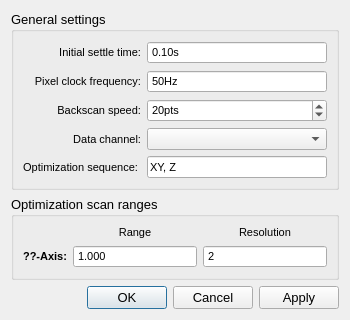
This is qudi/gui/scanning/ui_optimizer_settings.ui in Ulm-IQO/qudi as Qt 5 draws it before an edit. The edited form follows.
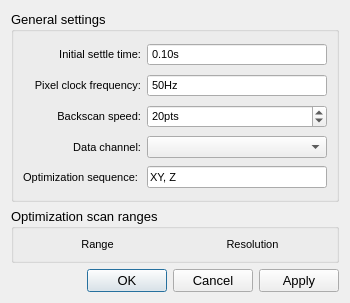
This is the edited form. Custom widgets are drawn as their Qt base class.

What changed in the file:
```diff
--- a/qudi/gui/scanning/ui_optimizer_settings.ui
+++ b/qudi/gui/scanning/ui_optimizer_settings.ui
@@ -252,102 +252,7 @@
       <string>Optimization scan ranges</string>
      </property>
      <layout class="QGridLayout" name="scan_ranges_gridLayout">
-      <item row="1" column="2">
-       <widget class="QSpinBox" name="axis_0_optimizer_resolution_spinBox">
-        <property name="sizePolicy">
-         <sizepolicy hsizetype="Expanding" vsizetype="Fixed">
-          <horstretch>0</horstretch>
-          <verstretch>0</verstretch>
-         </sizepolicy>
-        </property>
-        <property name="minimumSize">
-         <size>
-          <width>70</width>
-          <height>0</height>
-         </size>
-        </property>
-        <property name="font">
-         <font>
-          <pointsize>8</pointsize>
-         </font>
-        </property>
-        <property name="alignment">
-         <set>Qt::AlignLeading|Qt::AlignLeft|Qt::AlignVCenter</set>
-        </property>
-        <property name="buttonSymbols">
-         <enum>QAbstractSpinBox::NoButtons</enum>
-        </property>
-        <property name="minimum">
-         <number>2</number>
-        </property>
-        <property name="maximum">
-         <number>999999999</number>
-        </property>
-       </widget>
-      </item>
-      <item row="1" column="0">
-       <widget class="QLabel" name="axis_0_label">
-        <property name="font">
-         <font>
-          <pointsize>8</pointsize>
-          <weight>75</weight>
-          <bold>true</bold>
-         </font>
-        </property>
-        <property name="text">
-         <string>??-Axis:</string>
-        </property>
-        <property name="alignment">
-         <set>Qt::AlignRight|Qt::AlignTrailing|Qt::AlignVCenter</set>
-        </property>
-       </widget>
-      </item>
-      <item row="1" column="1">
-       <widget class="ScienDSpinBox" name="axis_0_optimizer_range_scienDSpinBox">
-        <property name="sizePolicy">
-         <sizepolicy hsizetype="Expanding" vsizetype="Fixed">
-          <horstretch>0</horstretch>
-          <verstretch>0</verstretch>
-         </sizepolicy>
-        </property>
-        <property name="minimumSize">
-         <size>
-          <width>70</width>
-          <height>0</height>
-         </size>
-        </property>
-        <property name="font">
-         <font>
-          <pointsize>8</pointsize>
-         </font>
-        </property>
-        <property name="toolTip">
-         <string>&lt;html&gt;&lt;head/&gt;&lt;body&gt;&lt;p&gt;&lt;span style=&quot; font-size:10pt;&quot;&gt;Scan range of the optimizer in the xy area.&lt;/span&gt;&lt;/p&gt;&lt;/body&gt;&lt;/html&gt;</string>
-        </property>
-        <property name="buttonSymbols">
-         <enum>QAbstractSpinBox::NoButtons</enum>
-        </property>
-        <property name="specialValueText">
-         <string/>
-        </property>
-        <property name="suffix">
-         <string/>
-        </property>
-        <property name="decimals">
-         <number>3</number>
-        </property>
-        <property name="maximum">
-         <double>100000000000000004384584304507619735463404765184.000000000000000</double>
-        </property>
-        <property name="singleStep">
-         <double>0.000001000000000</double>
-        </property>
-        <property name="value">
-         <double>1.000000000000000</double>
-        </property>
-       </widget>
-      </item>
-      <item row="0" column="1">
+      <item row="0" column="0">
        <widget class="QLabel" name="label_2">
         <property name="sizePolicy">
          <sizepolicy hsizetype="Expanding" vsizetype="Preferred">
@@ -368,7 +273,7 @@
         </property>
        </widget>
       </item>
-      <item row="0" column="2">
+      <item row="0" column="1">
        <widget class="QLabel" name="label_3">
         <property name="sizePolicy">
          <sizepolicy hsizetype="Expanding" vsizetype="Preferred">
```
